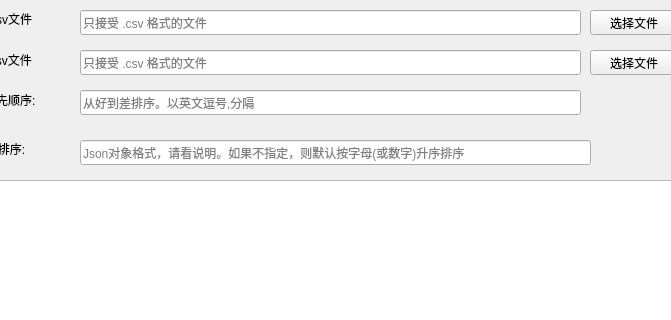
Old version of the form fantopia.ui in the repository youngqqcn/fatopia-site; both pictures show x 140 to 811 and y 0 to 320 of the 1150 by 764 pixel window.
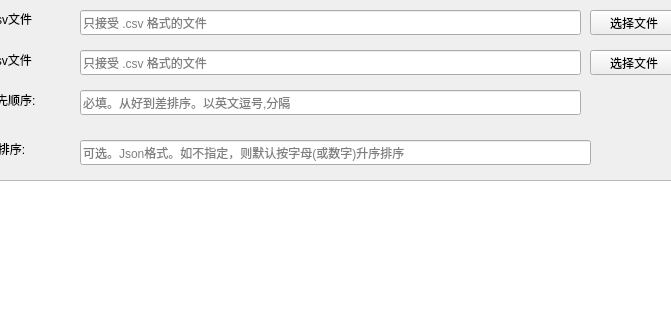
New version of the form. Custom widgets are drawn as their Qt base class.

What changed in the file:
```diff
--- a/fantopia.ui
+++ b/fantopia.ui
@@ -140,7 +140,7 @@
     </rect>
    </property>
    <property name="placeholderText">
-    <string>从好到差排序。以英文逗号,分隔</string>
+    <string>必填。从好到差排序。以英文逗号,分隔</string>
    </property>
   </widget>
   <widget class="QLineEdit" name="lineEdit_2">
@@ -153,7 +153,7 @@
     </rect>
    </property>
    <property name="placeholderText">
-    <string>Json对象格式，请看说明。如果不指定，则默认按字母(或数字)升序排序</string>
+    <string>可选。Json格式。如不指定，则默认按字母(或数字)升序排序</string>
    </property>
   </widget>
   <widget class="QLabel" name="label_4">
```
Left out of the diff: 3 changed lines with no effect on the pictures.
